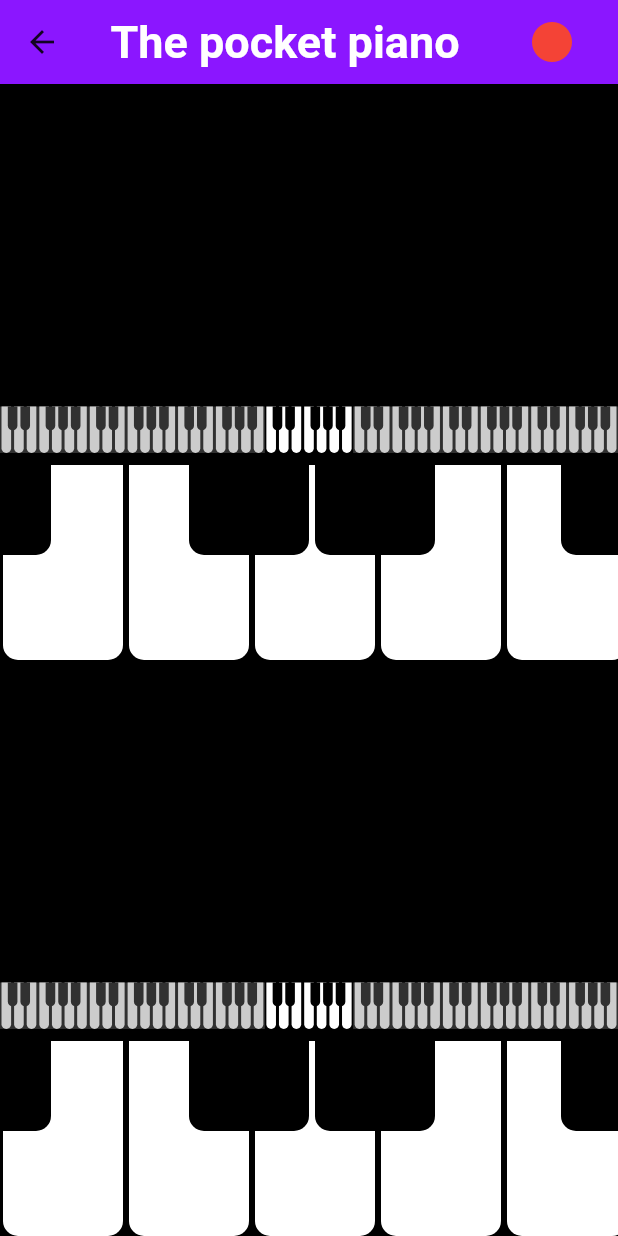
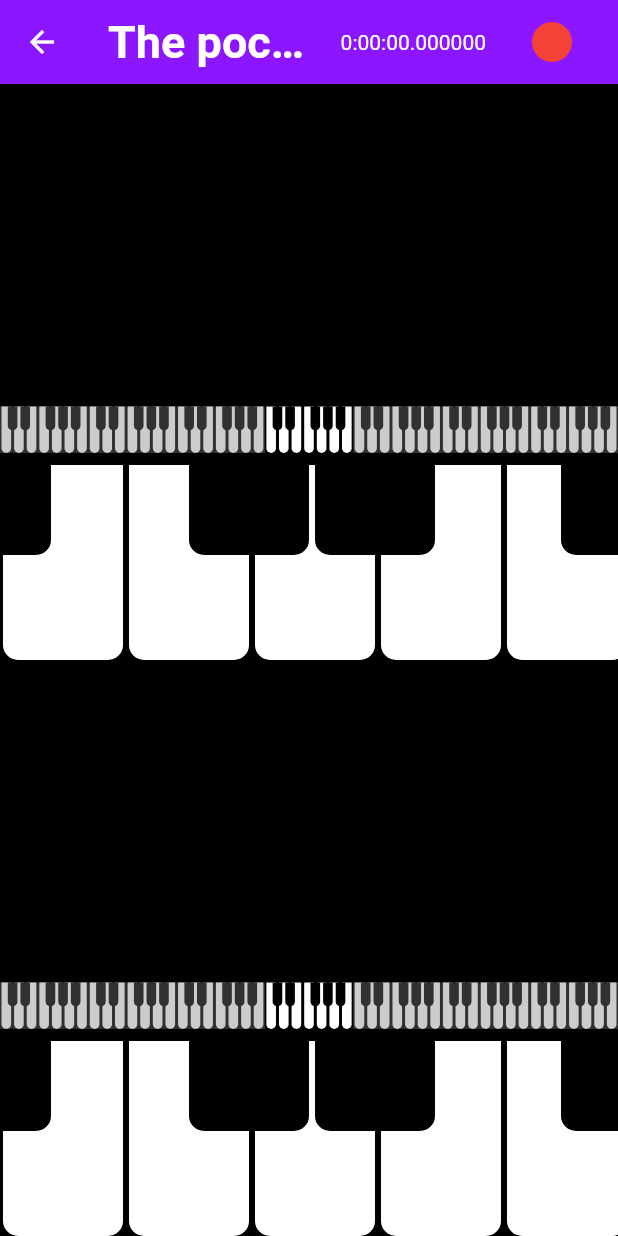
Before and after one commit to 0xivanov/pocket-piano, a Flutter app: the HomeScreen screen opened directly, on a phone screen of 412 x 824 dp. Run offline on Flutter 3.47's test engine with Material 2 defaults, Android fonts, the phone set to English and light mode, and no system bars; our stand-ins replace circular_check_box, firebase_auth, flutter_spinkit; missing offline and left inert: flutter_midi, tonic; accounts and stored records are empty.

Commit message:
Sound recorder added

```diff
--- a/lib/Screens/Home/Keyboard/MidiSound.dart
+++ b/lib/Screens/Home/Keyboard/MidiSound.dart
@@ -1,10 +1,12 @@
 class MidiSound {
 
-  static int index;
-  static List<int> list = List(100);
-  void recordSound(int midi){
-    if(index == null) index = 0;
-    list[index] = midi;
-    index ++;
+  static int _index;
+  static List<int> midiSounds = List(500);
+  static List<Duration> midiSeconds = List(500);
+  void recordSound(int midi, Duration seconds){
+    if(_index == null) _index = 0;
+    midiSounds[_index] = midi;
+    midiSeconds[_index] = seconds;
+    _index ++;
   }
 }
--- a/lib/Screens/Home/Keyboard/ui/common/piano_key.dart
+++ b/lib/Screens/Home/Keyboard/ui/common/piano_key.dart
@@ -7,6 +7,7 @@ import '../../plugins/vibrate/vibrate.dart';
 
 class PianoKey extends StatelessWidget {
   PianoKey({
+    this.seconds,
     @required this.keyWidth,
     this.midi,
     this.accidental,
@@ -15,6 +16,7 @@ class PianoKey extends StatelessWidget {
     this.feedback,
   });
 
+  final Duration seconds;
   final bool accidental;
   final double keyWidth;
   final int midi;
@@ -30,11 +32,13 @@ class PianoKey extends StatelessWidget {
       highlightColor: Colors.grey,
       onTap: () {},
       onTapDown: (_) {
-        instance.recordSound(midi);
+        instance.recordSound(midi, seconds);
         FlutterMidi.playMidiNote(midi: midi);
         if (feedback) {
           VibrateUtils.light();
         }
+        print(MidiSound.midiSounds);
+        print(MidiSound.midiSeconds);
       },
       onTapCancel: () {
         FlutterMidi.stopMidiNote(midi: midi);
--- a/lib/Screens/Home/Keyboard/ui/common/piano_octave.dart
+++ b/lib/Screens/Home/Keyboard/ui/common/piano_octave.dart
@@ -4,6 +4,7 @@ import 'piano_key.dart';
 
 class PianoOctave extends StatelessWidget {
   const PianoOctave({
+    this.seconds,
     this.keyWidth,
     this.octave,
     //@required this.showLabels,
@@ -11,6 +12,7 @@ class PianoOctave extends StatelessWidget {
     this.feedback,
   });
 
+  final Duration seconds;
   final double keyWidth;
   final int octave;
   //final bool showLabels;
@@ -53,10 +55,10 @@ class PianoOctave extends StatelessWidget {
 
   Widget _buildKey(int midi, bool accidental) {
     return PianoKey(
+      seconds: seconds,
       midi: midi + octave,
       accidental: accidental,
       keyWidth: keyWidth,
-      //showLabels: showLabels,
       labelsOnlyOctaves: labelsOnlyOctaves,
       feedback: feedback,
     );
--- a/lib/Screens/Home/Keyboard/ui/common/piano_view.dart
+++ b/lib/Screens/Home/Keyboard/ui/common/piano_view.dart
@@ -5,11 +5,12 @@ import 'piano_slider.dart';
 
 class PianoView extends StatefulWidget {
   const PianoView({
+    this.seconds,
     this.keyWidth,
     @required this.labelsOnlyOctaves,
     this.feedback,
   });
-
+  final Duration seconds;
   final double keyWidth;
   final bool labelsOnlyOctaves;
   final bool feedback;
@@ -56,9 +57,9 @@ class _PianoViewState extends State<PianoView> {
               scrollDirection: Axis.horizontal,
               itemBuilder: (BuildContext context, int index) {
                 return PianoOctave(
+                  seconds: widget.seconds,
                   octave: index * 12,
                   keyWidth: widget.keyWidth,
-                  // showLabels: widget.showLabels,
                   labelsOnlyOctaves: widget.labelsOnlyOctaves,
                   feedback: widget.feedback,
                 );
--- a/lib/Screens/Home/Keyboard/ui/home/screen.dart
+++ b/lib/Screens/Home/Keyboard/ui/home/screen.dart
@@ -18,7 +18,6 @@ class _HomeScreenState extends State<HomeScreen> with WidgetsBindingObserver {
   initState() {
     _loadSoundFont();
     Future.delayed(Duration(seconds: 60)).then((_) {
-      //if (mounted) ReviewUtils.requestReview();
     });
     super.initState();
   }
@@ -29,20 +28,32 @@ class _HomeScreenState extends State<HomeScreen> with WidgetsBindingObserver {
       FlutterMidi.prepare(sf2: sf2, name: "Piano.sf2");
     });
     VibrateUtils.canVibrate.then((vibrate) {
-      // if (mounted)
         setState(() {
           canVibrate = vibrate;
         });
     });
   }
+  Duration _seconds = Duration(seconds: 0, microseconds: 0);
+  bool _playing = false;
+  Timer _timer;
+  bool canVibrate = false;
 
-  // @override
-  // void didChangeAppLifecycleState(AppLifecycleState state) {
-  //   print("State: $state");
-  //   _loadSoundFont();
-  // }
 
-  bool canVibrate = false;
+  void startTimer() {
+    const oneMimiSec = const Duration(milliseconds: 1);
+    _timer = new Timer.periodic(
+      oneMimiSec,
+      (Timer timer) => setState(
+        () {
+            _seconds = _seconds + oneMimiSec;
+        },
+      ),
+    );
+  }
+  void stopTimer(){
+    _timer.cancel();
+    _seconds = Duration(seconds: 0, microseconds: 0);
+  }
 
   @override
   Widget build(BuildContext context) {
@@ -62,16 +73,31 @@ class _HomeScreenState extends State<HomeScreen> with WidgetsBindingObserver {
             onPressed: (){
               Navigator.pop(context);
             },
-            child: Icon(Icons.arrow_back),
+            child: Icon(
+              Icons.arrow_back,
+              color: Colors.white,
+            ),
           ),
           actions: <Widget>[
-            FlatButton(
-              onPressed: (){},
-              child: Icon(
-                Icons.fiber_manual_record,
-                color: Colors.red,
-                size: 40,
-              ),
+            Row(
+              children: <Widget>[
+                Text("$_seconds"),
+                FlatButton(
+                  onPressed: (){
+                    _playing ? stopTimer() : startTimer();
+                    setState(() {_playing = !_playing;});
+                  },
+                  child: _playing ? Icon(
+                    Icons.pause,
+                    color: Colors.red,
+                    size: 40,
+                  ) : Icon(
+                    Icons.fiber_manual_record,
+                    color: Colors.red,
+                    size: 40,
+                  ),
+                ),
+              ],
             ),
           ],
         ),
@@ -92,19 +118,17 @@ class _HomeScreenState extends State<HomeScreen> with WidgetsBindingObserver {
       children: <Widget>[
         Flexible(
           child: PianoView(
+            seconds: _seconds,
             keyWidth: keyWidth,
-            //showLabels: settings.showLabels,
             labelsOnlyOctaves: false,
-            //disableScroll: settings.disableScroll,
             feedback: _vibrate,
           ),
         ),
         Flexible(
           child: PianoView(
+            seconds: _seconds,
             keyWidth: keyWidth,
-            //showLabels: settings.showLabels,
             labelsOnlyOctaves: false,
-            //disableScroll: settings.disableScroll,
             feedback: _vibrate,
           ),
         ),
```
